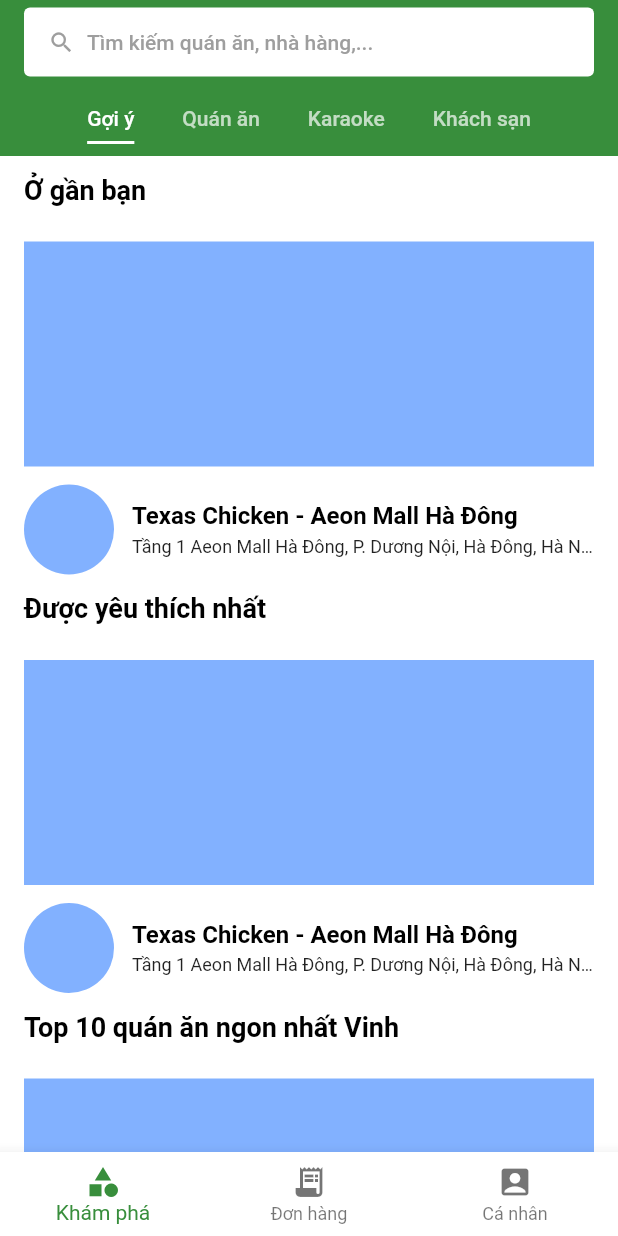
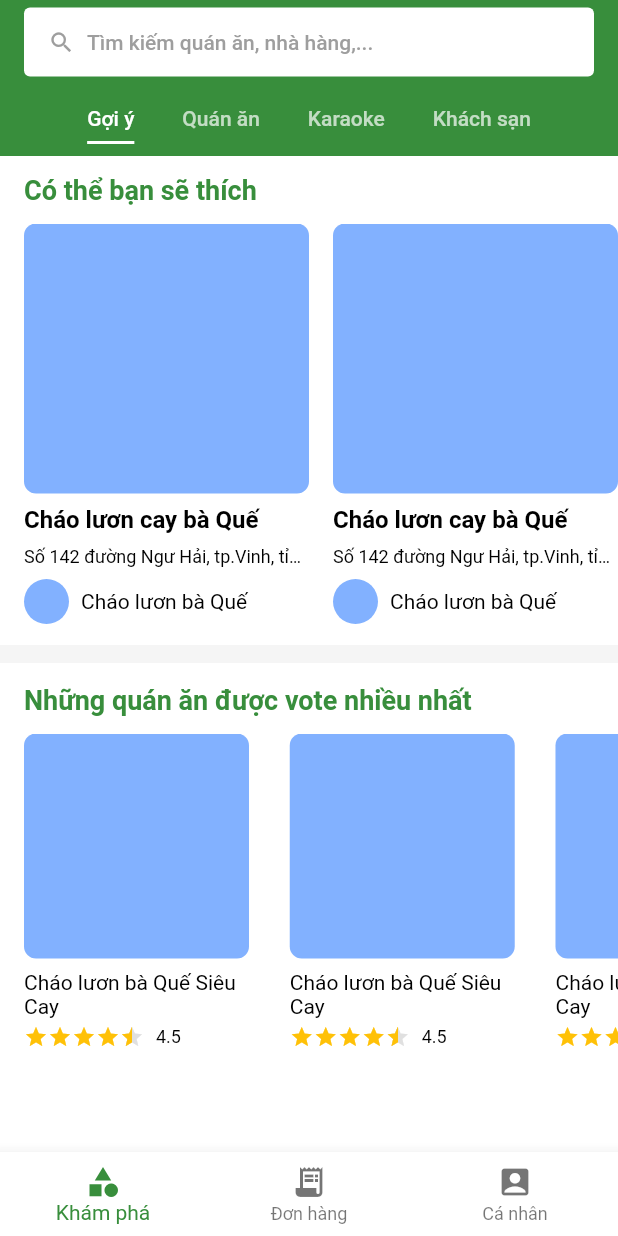
Before and after one commit to phucnguyen20798/food_delivery, a Flutter app: the screen it shows after launch, on a phone screen of 412 x 824 dp. Run offline on Flutter 3.47's test engine with Material 3 defaults, Android fonts, the phone set to English and light mode, and no system bars; drawn by our look-alikes of flutter_rating_bar; our stand-ins replace bloc, easy_localization, equatable, firebase_auth, firebase_core, flutter_bloc and 3 more; accounts and stored records are empty.

Commit message:
update home ui.

```diff
--- /dev/null
+++ b/lib/data/models/booking.dart
@@ -0,0 +1,3 @@
+class Booking {
+
+}
--- a/lib/presentation/screens/container/container_screen.dart
+++ b/lib/presentation/screens/container/container_screen.dart
@@ -1,6 +1,8 @@
 import 'package:flutter/material.dart';
 import 'package:food_delivery/presentation/screens/home/home_screen.dart';
 import 'package:food_delivery/presentation/screens/profile/profile_screen.dart';
+
+import '../order/order_screen.dart';
 
 class ContainerScreen extends StatefulWidget {
   const ContainerScreen({super.key});
@@ -22,6 +24,7 @@ class _ContainerScreenState extends State<ContainerScreen> {
         physics: const NeverScrollableScrollPhysics(),
         children: const [
           HomeScreen(),
+          OrderScreen(),
           ProfileScreen(),
         ],
       ),
--- a/lib/presentation/widgets/components/suggestion_view.dart
+++ b/lib/presentation/widgets/components/suggestion_view.dart
@@ -1,4 +1,6 @@
 import 'package:flutter/material.dart';
+import 'package:food_delivery/presentation/widgets/items/item_favorite.dart';
+
 import '../items/item_suggestion.dart';
 
 class SuggestionView extends StatelessWidget {
@@ -6,47 +8,50 @@ class SuggestionView extends StatelessWidget {
 
   @override
   Widget build(BuildContext context) {
-    return const SingleChildScrollView(
+    return SingleChildScrollView(
       child: Column(
         crossAxisAlignment: CrossAxisAlignment.start,
         mainAxisSize: MainAxisSize.min,
         children: [
           Padding(
-            padding: EdgeInsets.symmetric(horizontal: 16.0, vertical: 12.0),
+            padding:
+                const EdgeInsets.symmetric(horizontal: 16.0, vertical: 12.0),
             child: Text(
-              'Ở gần bạn',
+              'Có thể bạn sẽ thích',
               style: TextStyle(
                 fontSize: 18.0,
-                color: Colors.black,
+                color: Colors.green.shade700,
                 fontWeight: FontWeight.bold,
               ),
             ),
           ),
-          ItemSuggestion(),
+          SingleChildScrollView(
+              scrollDirection: Axis.horizontal,
+              padding: const EdgeInsets.only(bottom: 12.0),
+              child: Row(
+                children: List.generate(30, (index) => const ItemSuggestion())
+                    .toList(),
+              )),
+          Divider(thickness: 12.0, color: Colors.grey.shade100),
           Padding(
-            padding: EdgeInsets.symmetric(horizontal: 16.0, vertical: 12.0),
+            padding:
+                const EdgeInsets.symmetric(horizontal: 16.0, vertical: 12.0),
             child: Text(
-              'Được yêu thích nhất',
+              'Những quán ăn được vote nhiều nhất',
               style: TextStyle(
                 fontSize: 18.0,
-                color: Colors.black,
+                color: Colors.green.shade700,
                 fontWeight: FontWeight.bold,
               ),
             ),
           ),
-          ItemSuggestion(),
-          Padding(
-            padding: EdgeInsets.symmetric(horizontal: 16.0, vertical: 12.0),
-            child: Text(
-              'Top 10 quán ăn ngon nhất Vinh',
-              style: TextStyle(
-                fontSize: 18.0,
-                color: Colors.black,
-                fontWeight: FontWeight.bold,
-              ),
-            ),
-          ),
-          ItemSuggestion(),
+          SingleChildScrollView(
+              scrollDirection: Axis.horizontal,
+              padding: const EdgeInsets.only(bottom: 12.0),
+              child: Row(
+                children:
+                    List.generate(20, (index) => const ItemFavorite()).toList(),
+              )),
         ],
       ),
     );
--- /dev/null
+++ b/lib/presentation/widgets/items/item_favorite.dart
@@ -0,0 +1,63 @@
+import 'package:flutter/material.dart';
+import 'package:flutter_rating_bar/flutter_rating_bar.dart';
+
+class ItemFavorite extends StatelessWidget {
+  const ItemFavorite({super.key});
+
+  @override
+  Widget build(BuildContext context) {
+    double baseHeight = MediaQuery.of(context).size.width;
+    return SizedBox(
+      width: baseHeight * 0.43,
+      child: Column(
+        crossAxisAlignment: CrossAxisAlignment.start,
+        mainAxisSize: MainAxisSize.min,
+        children: [
+          Container(
+            width: 150.0,
+            height: 150.0,
+            margin: const EdgeInsets.only(left: 16.0, bottom: 8.0),
+            decoration: BoxDecoration(
+              color: Colors.blueAccent.shade100,
+              borderRadius: BorderRadius.circular(8.0),
+            ),
+          ),
+          const Padding(
+            padding: EdgeInsets.only(left: 16.0),
+            child: Text(
+              'Cháo lươn bà Quế Siêu Cay',
+              maxLines: 2,
+              style: TextStyle(
+                fontSize: 14.0,
+                color: Colors.black,
+                overflow: TextOverflow.ellipsis,
+              ),
+            ),
+          ),
+          Padding(
+            padding: const EdgeInsets.only(left: 16.0, top: 4.0),
+            child: Row(
+              crossAxisAlignment: CrossAxisAlignment.center,
+              mainAxisSize: MainAxisSize.min,
+              children: [
+                RatingBar.builder(
+                  itemBuilder: (context, index) =>
+                      const Icon(Icons.star, color: Colors.amber),
+                  itemSize: 16.0,
+                  initialRating: 4.5,
+                  allowHalfRating: true,
+                  unratedColor: Colors.grey.shade300,
+                  glowColor: Colors.amber,
+                  onRatingUpdate: (value) {},
+                ),
+                const SizedBox(width: 8.0),
+                const Text('4.5',
+                    style: TextStyle(fontSize: 12.0, color: Colors.black))
+              ],
+            ),
+          )
+        ],
+      ),
+    );
+  }
+}
--- a/lib/presentation/widgets/items/item_suggestion.dart
+++ b/lib/presentation/widgets/items/item_suggestion.dart
@@ -5,54 +5,73 @@ class ItemSuggestion extends StatelessWidget {
 
   @override
   Widget build(BuildContext context) {
-    return Padding(
-      padding: const EdgeInsets.only(left: 16.0, top: 12.0, right: 16.0),
+    double baseHeight = MediaQuery.of(context).size.width;
+    return SizedBox(
+      width: baseHeight * 0.5,
       child: Column(
         crossAxisAlignment: CrossAxisAlignment.start,
         mainAxisSize: MainAxisSize.min,
         children: [
           Container(
-            width: double.infinity,
-            height: 150.0,
-            decoration: BoxDecoration(color: Colors.blueAccent.shade100),
+            width: 200.0,
+            height: 180.0,
+            margin: const EdgeInsets.only(left: 16.0),
+            decoration: BoxDecoration(
+              color: Colors.blueAccent.shade100,
+              borderRadius: BorderRadius.circular(8.0),
             ),
-          const SizedBox(height: 12.0),
-          Row(
+          ),
+          const Padding(
+            padding: EdgeInsets.symmetric(horizontal: 16.0, vertical: 8.0),
+            child: Text(
+              'Cháo lươn cay bà Quế',
+              maxLines: 2,
+              style: TextStyle(
+                fontSize: 16.0,
+                color: Colors.black,
+                fontWeight: FontWeight.bold,
+                overflow: TextOverflow.ellipsis,
+              ),
+            ),
+          ),
+          const Padding(
+            padding: EdgeInsets.only(left: 16.0, bottom: 8.0),
+            child: Text(
+              'Số 142 đường Ngư Hải, tp.Vinh, tỉnh Nghệ An',
+              maxLines: 1,
+              style: TextStyle(
+                fontSize: 12.0,
+                color: Colors.black,
+                overflow: TextOverflow.ellipsis,
+              ),
+            ),
+          ),
+          Padding(
+            padding: const EdgeInsets.symmetric(horizontal: 16.0),
+            child: Row(
               crossAxisAlignment: CrossAxisAlignment.center,
+              mainAxisSize: MainAxisSize.min,
               children: [
                 Container(
-                width: 60.0,
-                height: 60.0,
+                  width: 30.0,
+                  height: 30.0,
                   decoration: BoxDecoration(
                     color: Colors.blueAccent.shade100,
                     shape: BoxShape.circle,
                   ),
                 ),
-              const SizedBox(width: 12.0),
-              const Expanded(
-                child: Column(
-                  crossAxisAlignment: CrossAxisAlignment.start,
-                  mainAxisSize: MainAxisSize.min,
-                  children: [
-                    Text(
-                      'Texas Chicken - Aeon Mall Hà Đông',
-                      style: TextStyle(
-                        fontSize: 16.0,
-                        color: Colors.black,
-                        fontWeight: FontWeight.bold,
-                      ),
-                    ),
-                    SizedBox(height: 4.0),
-                    Text(
-                      'Tầng 1 Aeon Mall Hà Đông, P. Dương Nội, Hà Đông, Hà Nội',
+                const SizedBox(width: 8.0),
+                const Text(
+                  'Cháo lươn bà Quế',
                   maxLines: 1,
                   style: TextStyle(
-                          fontSize: 12.0, overflow: TextOverflow.ellipsis),
+                    fontSize: 14.0,
+                    color: Colors.black,
+                    overflow: TextOverflow.ellipsis,
+                  ),
                 ),
               ],
             ),
-              )
-            ],
           ),
         ],
       ),
--- a/pubspec.yaml
+++ b/pubspec.yaml
@@ -43,6 +43,7 @@ dependencies:
   easy_localization:
   shared_preferences: ^2.2.2
   get_it: ^7.6.7
+  flutter_rating_bar: ^4.0.1
 
   firebase_auth: ^4.17.4
   firebase_database: ^10.4.5
```
Also changed, not shown: lib/presentation/widgets/components/hot_top_restaurant.dart (added, +34 -0 lines), lib/presentation/widgets/components/hotel_view.dart (+5 -2 lines), lib/presentation/widgets/items/item_hot_top.dart (added, +10 -0 lines), lib/presentation/widgets/items/item_hotel.dart (added, +96 -0 lines), lib/presentation/widgets/items/item_kara.dart (+19 -20 lines), pubspec.lock. Lines whose indentation alone changed are shown as unchanged.
